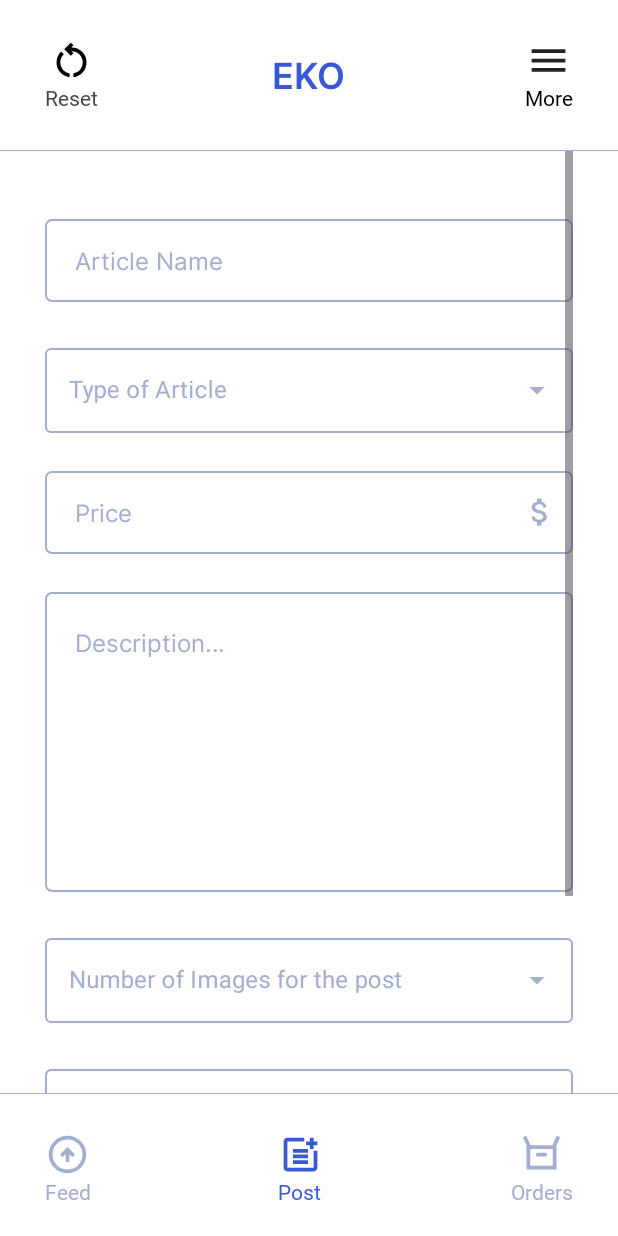
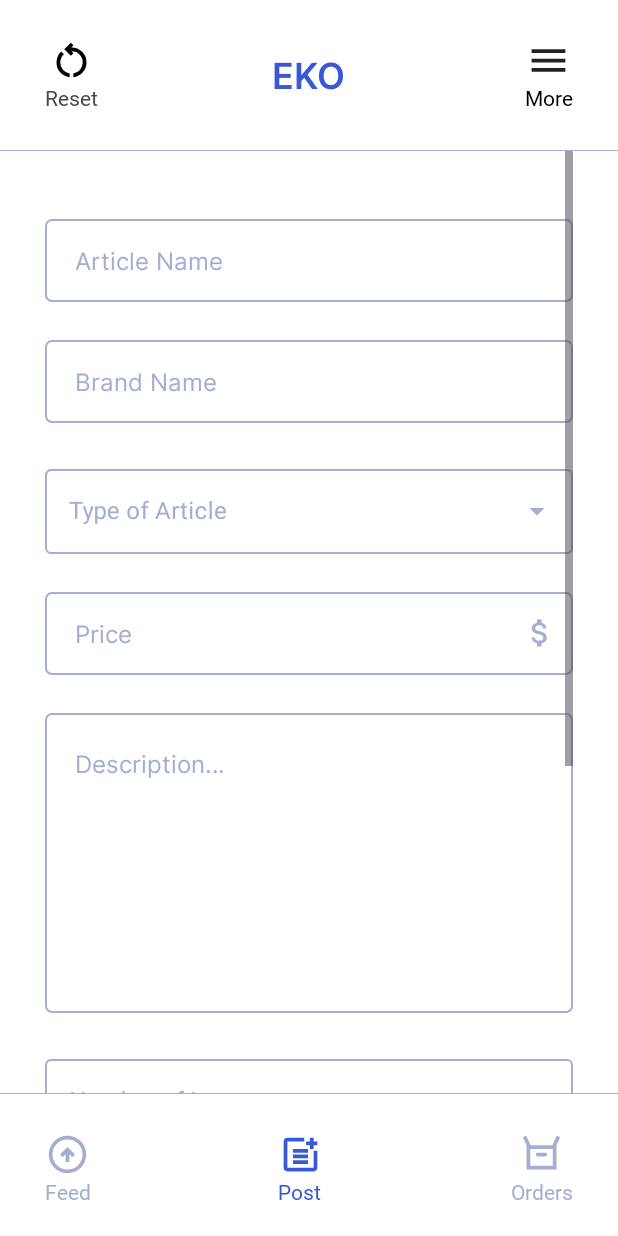
Before and after one commit to julesgaudet/ClothingSoftware, an Android app: the screen it shows after launch (Account), after a tap on "Post", on a phone screen of 412 x 824 dp. Run offline under Robolectric (Android 15) with nearby library versions, the phone set to English and light mode, and no system bars; 3 other taps on this screen came first.

Commit message:
modifier le post pour que tout fonctionne

```diff
--- a/app/src/main/AndroidManifest.xml
+++ b/app/src/main/AndroidManifest.xml
@@ -12,9 +12,7 @@
         android:supportsRtl="true"
         android:theme="@style/Theme.ClothingSoftware"
         tools:targetApi="31">
-        <activity
-            android:name=".Activities.ForgotPassword"
-            android:exported="false" />
+
         <activity
             android:name=".Activities.Account"
             android:windowSoftInputMode="adjustResize|adjustPan"
--- a/app/src/main/java/com/example/clothingsoftware/Utils/TextUtils.java
+++ b/app/src/main/java/com/example/clothingsoftware/Utils/TextUtils.java
@@ -41,7 +41,6 @@ public class TextUtils {
 
     // Verify that the url is valid
     public static boolean isValidUrl(String url) {
-        // Pattern pour vérifier les URL
         String urlPattern = "^((https?|ftp|file)://)?([a-zA-Z0-9-]+\\.)+[a-zA-Z]{2,}(/[a-zA-Z0-9-._?,'+=&%$]*)?$";
         return Pattern.matches(urlPattern, url);
     }
--- a/app/src/main/res/layout/fragment_post.xml
+++ b/app/src/main/res/layout/fragment_post.xml
@@ -32,6 +32,23 @@
                 android:inputType="text"
                 android:minHeight="48dp"
                 android:paddingStart="20dp"
+                android:textColorHint="@color/colorSecondPrimary"
+                android:textSize="16sp"
+                tools:ignore="RtlSymmetry" />
+
+            <EditText
+                android:id="@+id/brandEditText"
+                android:layout_width="match_parent"
+                android:layout_height="55dp"
+                android:layout_marginTop="25dp"
+                android:autofillHints=""
+                android:background="@drawable/input_border"
+                android:fontFamily="@font/regular"
+                android:hint="@string/brand_name"
+                android:inputType="text"
+                android:minHeight="48dp"
+                android:paddingStart="20dp"
+                android:paddingEnd="10dp"
                 android:textColorHint="@color/colorSecondPrimary"
                 android:textSize="16sp"
                 tools:ignore="RtlSymmetry" />
@@ -89,9 +106,9 @@
                 android:fontFamily="@font/regular"
                 android:gravity="top"
                 android:hint="@string/description"
-                android:inputType="text"
                 android:minHeight="48dp"
                 android:paddingStart="20dp"
+                android:inputType="textMultiLine"
                 android:paddingTop="22dp"
                 android:paddingEnd="10dp"
                 android:textColorHint="@color/colorSecondPrimary"
@@ -127,8 +144,7 @@
                 android:id="@+id/layoutforNewImage"
                 android:layout_width="match_parent"
                 android:layout_height="wrap_content"
-                android:orientation="vertical">
-            </LinearLayout>
+                android:orientation="vertical"/>
 
             <com.google.android.material.textfield.TextInputLayout
                 android:id="@+id/numberOfType"
@@ -159,7 +175,38 @@
                 android:id="@+id/layoutforNewSize"
                 android:layout_width="match_parent"
                 android:layout_height="wrap_content"
-                android:orientation="vertical"/>
+                android:orientation="vertical" />
+
+            <com.google.android.material.textfield.TextInputLayout
+                android:id="@+id/numberOfColors"
+                style="@style/Widget.MaterialComponents.TextInputLayout.OutlinedBox.ExposedDropdownMenu"
+                android:layout_width="match_parent"
+                android:layout_height="wrap_content"
+                android:layout_marginTop="25dp"
+                android:hint="@string/number_of_colors"
+                android:textAppearance="@font/inter"
+                android:textColorHint="@color/colorSecondPrimary"
+                android:theme="@style/InputText_Overlay"
+                app:boxBackgroundColor="@color/white"
+                app:boxStrokeColor="@color/colorSecondPrimary"
+                app:boxStrokeWidth="1dp"
+                app:endIconTint="@color/colorSecondPrimary"
+                app:hintTextColor="@color/colorSecondPrimary">
+
+                <AutoCompleteTextView
+                    android:id="@+id/auto_complete_text_add_color"
+                    android:layout_width="match_parent"
+                    android:layout_height="wrap_content"
+                    android:inputType="none"
+                    tools:ignore="SpeakableTextPresentCheck" />
+
+            </com.google.android.material.textfield.TextInputLayout>
+
+            <LinearLayout
+                android:id="@+id/layoutforNewColor"
+                android:layout_width="match_parent"
+                android:layout_height="wrap_content"
+                android:orientation="vertical" />
 
             <androidx.appcompat.widget.AppCompatButton
                 android:id="@+id/buttonPost"
--- a/app/src/main/res/values/strings.xml
+++ b/app/src/main/res/values/strings.xml
@@ -47,8 +47,10 @@
     <string name="fourth_image_url">Fourth image URL</string>
     <string name="third_image_url">Third image URL</string>
     <string name="second_image_url">Second image URL</string>
-    <string name="number_of_images_for_the_post">Number of Images for the post</string>
-    <string name="number_of_size_for_the_post">Number of Sizes for the Post</string>
+    <string name="number_of_images_for_the_post">Number of Images</string>
+    <string name="number_of_size_for_the_post">Number of Sizes</string>
     <string name="reset_icon">Reset Icon</string>
     <string name="reset">Reset</string>
+    <string name="brand_name">Brand Name</string>
+    <string name="number_of_colors">Number of Colors</string>
 </resources>
```
Also changed, not shown: app/src/main/java/com/example/clothingsoftware/Activities/Account.java (+26 -11 lines), app/src/main/java/com/example/clothingsoftware/Activities/ForgotPassword.java (deleted, +0 -16 lines), app/src/main/java/com/example/clothingsoftware/Activities/Login.java (+6 -18 lines), app/src/main/java/com/example/clothingsoftware/Fragments/Post.java (+132 -12 lines), app/src/main/res/layout/activity_login.xml (+0 -15 lines).
